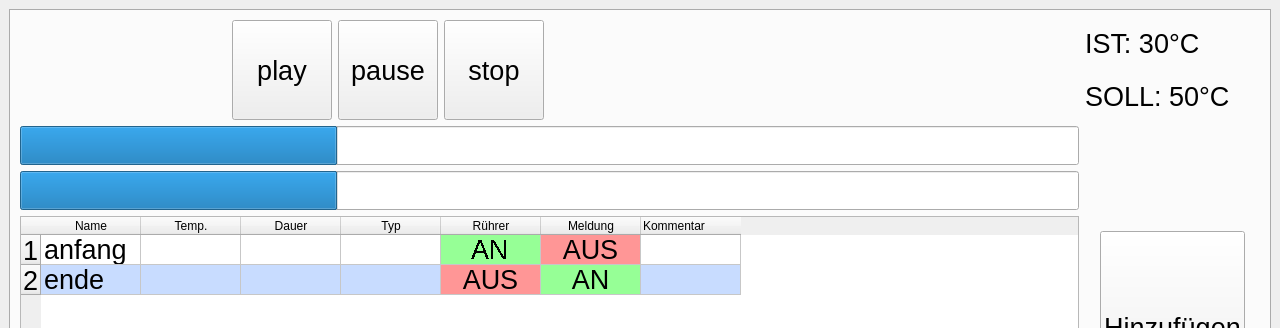
The window that PythonBrauereiProjekt/UI.ui (mvx-320/PythonProjekteMVXgit) describes before a commit, drawn with Qt 5; both pictures show x 0 to 1280 and y 0 to 328 of the 1280 by 720 pixel window.
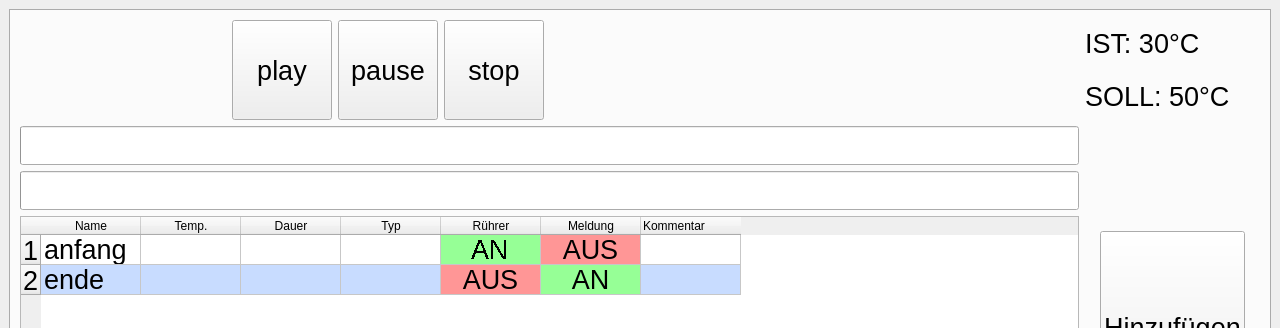
The same window after the commit. Icons and pictures are not drawn.

Commit message:
Fehler behoben: QKlassen wurden nicht vom main-Thread angesprochen Umsetzung mit .connect & .emit realisiert
Programm funktionsfähig

Patch:
```diff
--- a/PythonBrauereiProjekt/UI.ui
+++ b/PythonBrauereiProjekt/UI.ui
@@ -62,7 +62,7 @@
            <number>1000</number>
           </property>
           <property name="value">
-           <number>300</number>
+           <number>0</number>
           </property>
           <property name="alignment">
            <set>Qt::AlignLeading|Qt::AlignLeft|Qt::AlignVCenter</set>
@@ -554,7 +554,7 @@
            <number>1000</number>
           </property>
           <property name="value">
-           <number>300</number>
+           <number>0</number>
           </property>
           <property name="textVisible">
            <bool>false</bool>
```
The commit also changes 2 other files.
